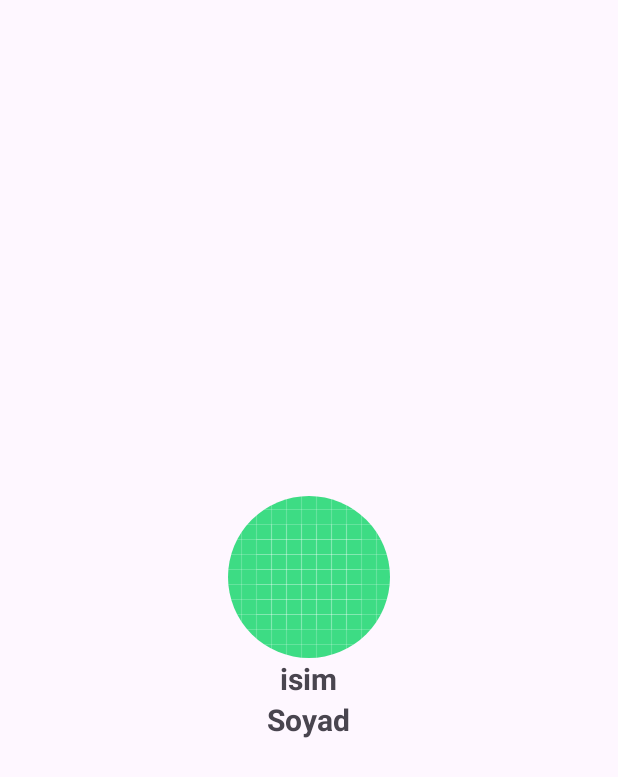
After one commit to mustafaberk1996/Kadraj, an Android app: the fragment UsersFragment shown on its own in the app's theme, on a phone screen of 412 x 824 dp. The commit adds this screen. Shown: the top 777 px of the screen. Run offline under Robolectric (Android 15) with nearby library versions, the phone set to English and light mode, and no system bars; our stand-ins replace CircleImageView.

Commit message:
added users fragment

```diff
--- a/app/build.gradle
+++ b/app/build.gradle
@@ -70,4 +70,6 @@ dependencies {
     //Retrofit
     implementation("com.squareup.retrofit2:retrofit:2.9.0")
     implementation ("com.squareup.retrofit2:converter-gson:2.9.0")
+
+    implementation 'de.hdodenhof:circleimageview:3.1.0'
 }
--- /dev/null
+++ b/app/src/main/java/com/example/kadraj/ui/users/UsersFragment.kt
@@ -0,0 +1,15 @@
+package com.example.kadraj.ui.users
+
+import android.os.Bundle
+import android.view.View
+import androidx.fragment.app.Fragment
+import com.example.kadraj.R
+
+
+class UsersFragment : Fragment(R.layout.fragment_users) {
+
+    override fun onViewCreated(view: View, savedInstanceState: Bundle?) {
+        super.onViewCreated(view, savedInstanceState)
+    }
+
+}
--- a/app/src/main/res/layout/fragment_main.xml
+++ b/app/src/main/res/layout/fragment_main.xml
@@ -34,6 +34,11 @@
             android:layout_width="match_parent"
             android:layout_height="wrap_content"
             android:text="Videos" />
+        <Button
+            android:id="@+id/btnUser"
+            android:layout_width="match_parent"
+            android:layout_height="wrap_content"
+            android:text="@string/user" />
 
         <Button
             android:id="@+id/btnExit"
--- /dev/null
+++ b/app/src/main/res/layout/fragment_users.xml
@@ -0,0 +1,41 @@
+<?xml version="1.0" encoding="utf-8"?>
+<androidx.constraintlayout.widget.ConstraintLayout xmlns:android="http://schemas.android.com/apk/res/android"
+    xmlns:tools="http://schemas.android.com/tools"
+    android:layout_width="match_parent"
+    android:layout_height="match_parent"
+    xmlns:app="http://schemas.android.com/apk/res-auto"
+    tools:context=".ui.users.UsersFragment">
+
+<LinearLayout
+    android:layout_width="wrap_content"
+    android:layout_height="wrap_content"
+    android:orientation="vertical"
+    android:gravity="center"
+    app:layout_constraintTop_toTopOf="parent"
+    app:layout_constraintBottom_toBottomOf="parent"
+    app:layout_constraintStart_toStartOf="parent"
+    app:layout_constraintEnd_toEndOf="parent">
+    <de.hdodenhof.circleimageview.CircleImageView
+        android:id="@+id/ivProfilePhoto"
+        android:layout_width="wrap_content"
+        android:layout_height="wrap_content"
+        android:src="@drawable/ic_launcher_background" />
+
+    <TextView
+        android:id="@+id/tvName"
+        android:layout_width="wrap_content"
+        android:layout_height="wrap_content"
+        android:text="@string/name"
+        android:textSize="20sp"
+        android:textStyle="bold" />
+
+     <TextView
+        android:id="@+id/tvSurName"
+        android:layout_width="wrap_content"
+        android:layout_height="wrap_content"
+         android:text="@string/surname"
+         android:textSize="20sp"
+         android:textStyle="bold" />
+</LinearLayout>
+
+</androidx.constraintlayout.widget.ConstraintLayout>
--- a/app/src/main/res/values/strings.xml
+++ b/app/src/main/res/values/strings.xml
@@ -2,4 +2,7 @@
     <string name="app_name">Kadraj</string>
     <!-- TODO: Remove or change this placeholder text -->
     <string name="hello_blank_fragment">Hello blank fragment</string>
+    <string name="name">isim</string>
+    <string name="surname">Soyad</string>
+    <string name="user">Kullanıcı</string>
 </resources>
```
